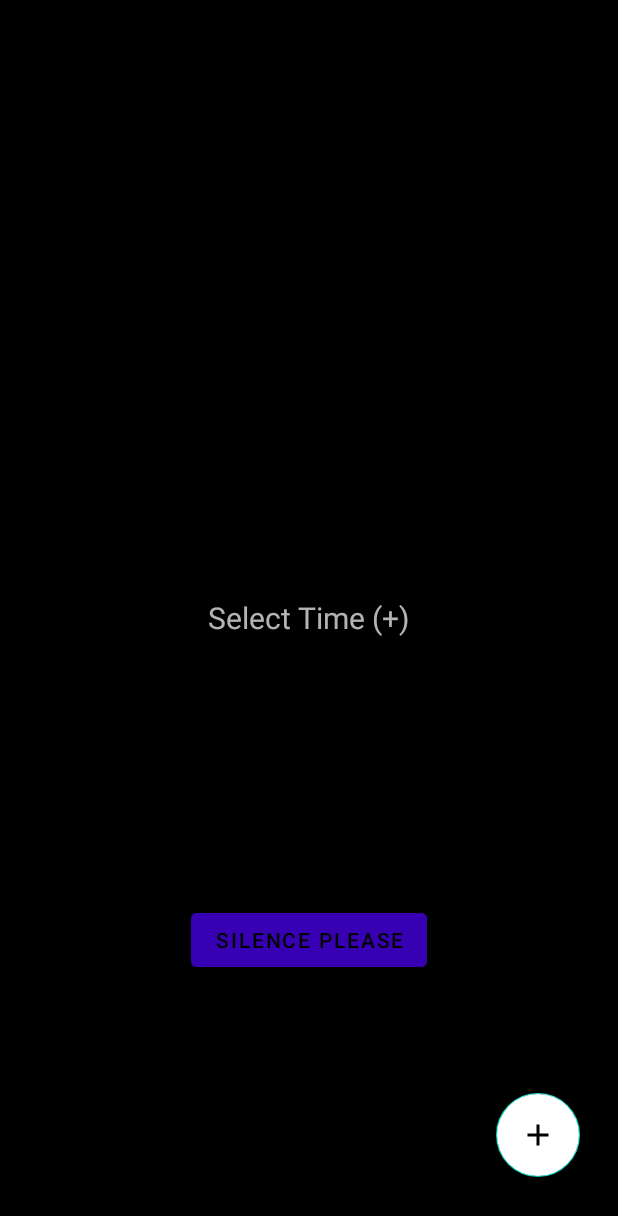
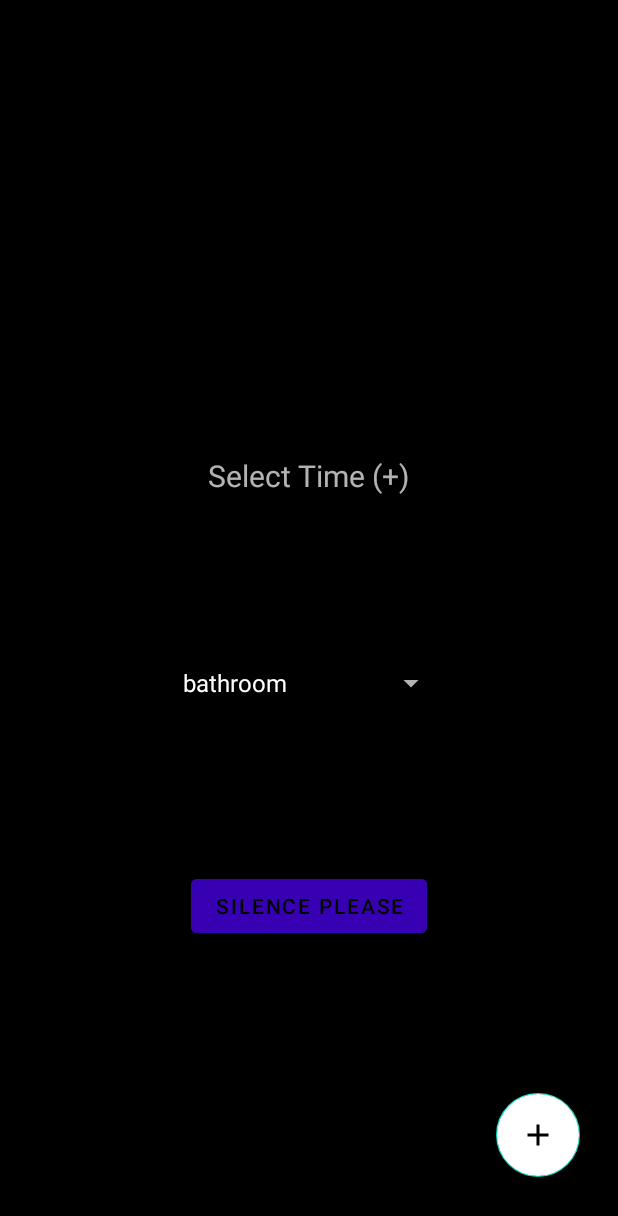
Before and after one commit to virajxp1/AlarmClockBeta, an Android app: the screen it shows after launch (MainActivity), on a phone screen of 412 x 824 dp. Shown: the top 1216 px of the screen. Run offline under Robolectric (Android 15) with nearby library versions, the phone set to English and light mode, and no system bars; libraries missing offline, so code that uses them is left out: clarifai2.api, clarifai2.dto.input, clarifai2.dto.model, clarifai2.dto.prediction.

Commit message:
Drop down menu allows you to choose from options of your picture

```diff
--- a/app/src/main/java/com/example/alarmclockbeta/ClarifaiTask.java
+++ b/app/src/main/java/com/example/alarmclockbeta/ClarifaiTask.java
@@ -27,15 +27,16 @@ public class ClarifaiTask extends AsyncTask<File, Integer, Boolean> {
     PendingIntent pendingIntent;
     Intent intent;
     MainActivity mainActivity;
-    String object = "keyboard";
+    String object;
 
-    public ClarifaiTask(String p, TextView u, AlarmManager a, PendingIntent pi, Intent i, MainActivity m) {
+    public ClarifaiTask(String p, TextView u, AlarmManager a, PendingIntent pi, Intent i, MainActivity m,String o) {
         pathtofile = p;
         updateText = u;
         alarmManager = a;
         pendingIntent = pi;
         intent = i;
         mainActivity= m;
+        object = o;
     }
 
     protected Boolean doInBackground(File... images) {
--- a/app/src/main/java/com/example/alarmclockbeta/MainActivity.java
+++ b/app/src/main/java/com/example/alarmclockbeta/MainActivity.java
@@ -33,8 +33,11 @@ import android.view.View;
 
 import android.view.Menu;
 import android.view.MenuItem;
+import android.widget.AdapterView;
+import android.widget.ArrayAdapter;
 import android.widget.Button;
 import android.widget.ImageView;
+import android.widget.Spinner;
 import android.widget.TextView;
 import android.widget.TimePicker;
 import android.text.format.DateFormat;
@@ -64,6 +67,8 @@ public class MainActivity extends AppCompatActivity implements TimePickerDialog.
     TimePickerDialog picker;
     String pathtofile;
     ImageView imageview;
+    String defaultObject;
+    Spinner dropdown;
 
     @Override
     protected void onCreate(Bundle savedInstanceState) {
@@ -79,6 +84,12 @@ public class MainActivity extends AppCompatActivity implements TimePickerDialog.
         alarmManager = (AlarmManager) getSystemService(ALARM_SERVICE);
         updateText = (TextView) findViewById(R.id.textview_first);
         intent = new Intent(this.context, AlarmReceiver.class);
+
+        dropdown = (Spinner) findViewById(R.id.spinnerObjects);
+        String[] items = new String[]{"bathroom","computer","keyboard","bed"};
+        ArrayAdapter<String> adapter = new ArrayAdapter<>(this, android.R.layout.simple_spinner_dropdown_item, items);
+        dropdown.setAdapter(adapter);
+        defaultObject = "computer";
 
         FloatingActionButton fab = findViewById(R.id.NewAlarm);
         fab.setOnClickListener(new View.OnClickListener() {
@@ -192,7 +203,8 @@ public class MainActivity extends AppCompatActivity implements TimePickerDialog.
     public void onResume() {
         super.onResume();
         if (pathtofile != null) {
-            new ClarifaiTask(pathtofile, updateText, alarmManager, pendingIntent, intent, MainActivity.this)
+            defaultObject = String.valueOf(dropdown.getSelectedItem());
+            new ClarifaiTask(pathtofile, updateText, alarmManager, pendingIntent, intent, MainActivity.this,defaultObject)
                     .execute(new File(pathtofile));
         }
     }
@@ -232,5 +244,4 @@ public class MainActivity extends AppCompatActivity implements TimePickerDialog.
 
     @Override
     public void onTimeSet(TimePicker view, int hourOfDay, int minute) {}
-
 }
--- a/app/src/main/res/layout/content_main.xml
+++ b/app/src/main/res/layout/content_main.xml
@@ -24,7 +24,9 @@
         android:id="@+id/textview_first"
         android:layout_width="wrap_content"
         android:layout_height="wrap_content"
-        android:layout_centerInParent="true"
+        android:layout_alignParentTop="true"
+        android:layout_centerHorizontal="true"
+        android:layout_marginTop="303dp"
         android:text="@string/select_time_plus"
         android:textSize="20sp" />
 
@@ -34,9 +36,20 @@
         android:layout_height="wrap_content"
         android:layout_alignParentEnd="true"
         android:layout_alignParentBottom="true"
+        android:layout_centerHorizontal="true"
         android:layout_marginEnd="127dp"
-        android:layout_marginBottom="173dp"
+        android:layout_marginBottom="196dp"
         android:backgroundTint="@color/design_default_color_primary_dark"
         android:text="@string/silence_please" />
 
+    <Spinner
+        android:id="@+id/spinnerObjects"
+        android:layout_width="184dp"
+        android:layout_height="wrap_content"
+        android:layout_alignParentStart="true"
+        android:layout_alignParentTop="true"
+        android:layout_centerHorizontal="true"
+        android:layout_marginStart="114dp"
+        android:layout_marginTop="431dp" />
+
 </RelativeLayout>
```
